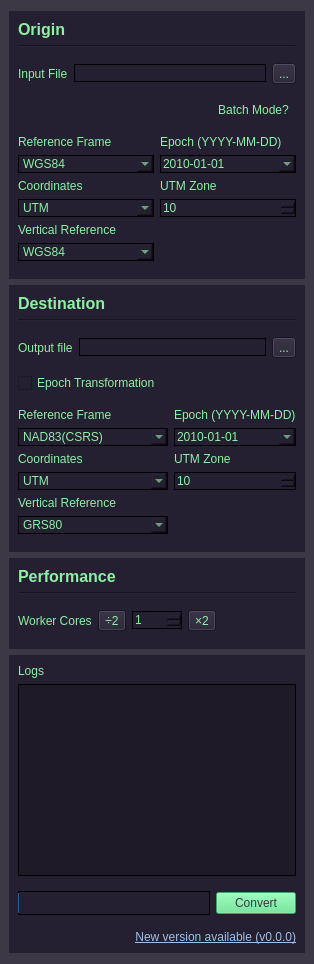
Qt form src/las_trx/resources/mainwindow.ui (HakaiInstitute/LAS-TRX) before a commit.
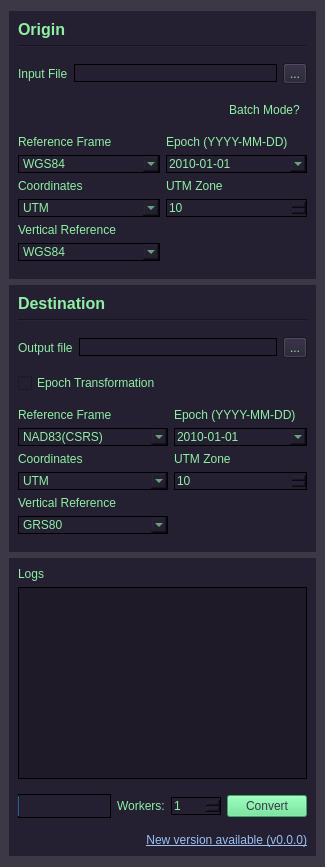
The same form after that commit.

Commit message: Update selectable worker cores widget

Patch:
```diff
--- a/src/las_trx/resources/mainwindow.ui
+++ b/src/las_trx/resources/mainwindow.ui
@@ -769,104 +769,6 @@
      </layout>
     </widget>
    </item>
-   <item>
-    <widget class="QFrame" name="frame_performance">
-     <property name="styleSheet">
-      <string notr="true">background-color: rgb(36, 31, 49)</string>
-     </property>
-     <layout class="QVBoxLayout" name="verticalLayout_7">
-      <item>
-       <widget class="QLabel" name="label_performance">
-        <property name="sizePolicy">
-         <sizepolicy hsizetype="Preferred" vsizetype="Fixed">
-          <horstretch>0</horstretch>
-          <verstretch>0</verstretch>
-         </sizepolicy>
-        </property>
-        <property name="font">
-         <font>
-          <pointsize>12</pointsize>
-          <weight>75</weight>
-          <bold>true</bold>
-         </font>
-        </property>
-        <property name="text">
-         <string>Performance</string>
-        </property>
-       </widget>
-      </item>
-      <item>
-       <widget class="Line" name="line_performance">
-        <property name="orientation">
-         <enum>Qt::Horizontal</enum>
-        </property>
-       </widget>
-      </item>
-      <item>
-       <widget class="QWidget" name="widget_worker_cores" native="true">
-        <layout class="QHBoxLayout" name="horizontalLayout_5">
-         <property name="leftMargin">
-          <number>0</number>
-         </property>
-         <property name="rightMargin">
-          <number>0</number>
-         </property>
-         <item>
-          <widget class="QLabel" name="label_worker_cores">
-           <property name="text">
-            <string>Worker Cores</string>
-           </property>
-           <property name="buddy">
-            <cstring>spinBox_worker_cores</cstring>
-           </property>
-          </widget>
-         </item>
-         <item>
-          <widget class="QToolButton" name="toolButton_halve_cores">
-           <property name="text">
-            <string>÷2</string>
-           </property>
-          </widget>
-         </item>
-         <item>
-          <widget class="QSpinBox" name="spinBox_worker_cores">
-           <property name="styleSheet">
-            <string notr="true">border : 1px solid black;</string>
-           </property>
-           <property name="minimum">
-            <number>1</number>
-           </property>
-           <property name="maximum">
-            <number>1024</number>
-           </property>
-          </widget>
-         </item>
-         <item>
-          <widget class="QToolButton" name="toolButton_double_cores">
-           <property name="text">
-            <string>×2</string>
-           </property>
-          </widget>
-         </item>
-         <item>
-          <spacer name="horizontalSpacer_2">
-           <property name="orientation">
-            <enum>Qt::Horizontal</enum>
-           </property>
-           <property name="sizeHint" stdset="0">
-            <size>
-             <width>40</width>
-             <height>20</height>
-            </size>
-           </property>
-          </spacer>
-         </item>
-        </layout>
-       </widget>
-      </item>
-     </layout>
-    </widget>
-   </item>
    <item>
     <widget class="QWidget" name="widget_logs" native="true">
      <property name="styleSheet">
@@ -915,6 +817,29 @@
            </property>
           </widget>
          </item>
+         <item>
+          <widget class="QLabel" name="label_worker_cores">
+           <property name="text">
+            <string>Workers:</string>
+           </property>
+           <property name="buddy">
+            <cstring>spinBox_worker_cores</cstring>
+           </property>
+          </widget>
+         </item>
+         <item>
+          <widget class="QSpinBox" name="spinBox_worker_cores">
+           <property name="styleSheet">
+            <string notr="true">border : 1px solid black;</string>
+           </property>
+           <property name="minimum">
+            <number>1</number>
+           </property>
+           <property name="maximum">
+            <number>1024</number>
+           </property>
+          </widget>
+         </item>
          <item>
           <widget class="QPushButton" name="pushButton_convert">
            <property name="styleSheet">
```
Left out of the diff: 4 changed lines with no effect on the pictures. The commit also changes 1 other file.
